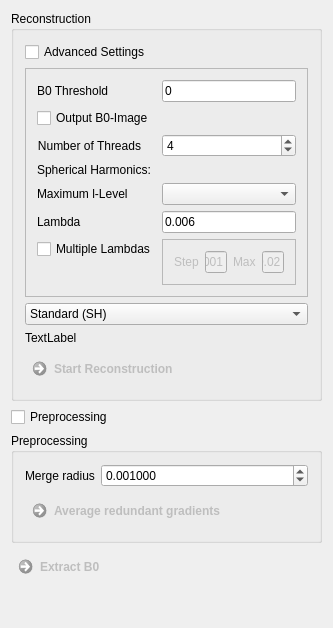
The window that Modules/Bundles/org.mitk.gui.qt.diffusionimaging/src/internal/QmitkQBallReconstructionViewControls.ui (MITK/MITK) describes before a commit, drawn with Qt 5.
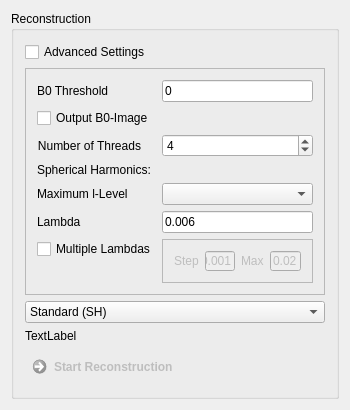
The same window after the commit.

Commit message: ADD (#2107): Added preprocessing view with brain mask extraction, gradient averaging, and b0-extraction

```diff
--- a/Modules/Bundles/org.mitk.gui.qt.diffusionimaging/src/internal/QmitkQBallReconstructionViewControls.ui
+++ b/Modules/Bundles/org.mitk.gui.qt.diffusionimaging/src/internal/QmitkQBallReconstructionViewControls.ui
@@ -6,8 +6,8 @@
    <rect>
     <x>0</x>
     <y>0</y>
-    <width>308</width>
-    <height>628</height>
+    <width>350</width>
+    <height>385</height>
    </rect>
   </property>
   <property name="minimumSize">
@@ -303,116 +303,6 @@
      </layout>
     </widget>
    </item>
-   <item>
-    <widget class="QCheckBox" name="m_PreprocessingToggle">
-     <property name="text">
-      <string>Preprocessing</string>
-     </property>
-    </widget>
-   </item>
-   <item>
-    <widget class="QGroupBox" name="groupBox_4">
-     <property name="title">
-      <string>Preprocessing</string>
-     </property>
-     <layout class="QVBoxLayout" name="verticalLayout_2">
-      <item>
-       <widget class="QFrame" name="frame">
-        <property name="frameShape">
-         <enum>QFrame::NoFrame</enum>
-        </property>
-        <property name="frameShadow">
-         <enum>QFrame::Raised</enum>
-        </property>
-        <layout class="QFormLayout" name="formLayout_2">
-         <property name="margin">
-          <number>0</number>
-         </property>
-         <item row="0" column="0">
-          <widget class="QLabel" name="label">
-           <property name="toolTip">
-            <string comment="Accumulates the information that was acquired with multiple repetitions for one gradient. Vectors do not have to be precisely equal in order to be merged, if a &quot;Merge radius&quot; &gt; 0 is configured." extracomment="Accumulates the information that was acquired with multiple repetitions for one gradient. Vectors do not have to be precisely equal in order to be merged, if a &quot;Merge radius&quot; &gt; 0 is configured.">Accumulates the information that was acquired with multiple repetitions for one gradient. Vectors do not have to be precisely equal in order to be merged, if a &quot;Merge radius&quot; &gt; 0 is configured.</string>
-           </property>
-           <property name="statusTip">
-            <string comment="Accumulates the information that was acquired with multiple repetitions for one gradient. Vectors do not have to be precisely equal in order to be merged, if a &quot;Merge radius&quot; &gt; 0 is configured." extracomment="Accumulates the information that was acquired with multiple repetitions for one gradient. Vectors do not have to be precisely equal in order to be merged, if a &quot;Merge radius&quot; &gt; 0 is configured.">Accumulates the information that was acquired with multiple repetitions for one gradient. Vectors do not have to be precisely equal in order to be merged, if a &quot;Merge radius&quot; &gt; 0 is configured.</string>
-           </property>
-           <property name="whatsThis">
-            <string comment="Accumulates the information that was acquired with multiple repetitions for one gradient. Vectors do not have to be precisely equal in order to be merged, if a &quot;Merge radius&quot; &gt; 0 is configured." extracomment="Accumulates the information that was acquired with multiple repetitions for one gradient. Vectors do not have to be precisely equal in order to be merged, if a &quot;Merge radius&quot; &gt; 0 is configured.">Accumulates the information that was acquired with multiple repetitions for one gradient. Vectors do not have to be precisely equal in order to be merged, if a &quot;Merge radius&quot; &gt; 0 is configured.</string>
-           </property>
-           <property name="text">
-            <string>Merge radius</string>
-           </property>
-          </widget>
-         </item>
-         <item row="0" column="1">
-          <widget class="QDoubleSpinBox" name="m_Blur">
-           <property name="toolTip">
-            <string comment="Accumulates the information that was acquired with multiple repetitions for one gradient. Vectors do not have to be precisely equal in order to be merged, if a &quot;Merge radius&quot; &gt; 0 is configured." extracomment="Accumulates the information that was acquired with multiple repetitions for one gradient. Vectors do not have to be precisely equal in order to be merged, if a &quot;Merge radius&quot; &gt; 0 is configured.">Accumulates the information that was acquired with multiple repetitions for one gradient. Vectors do not have to be precisely equal in order to be merged, if a &quot;Merge radius&quot; &gt; 0 is configured.</string>
-           </property>
-           <property name="statusTip">
-            <string comment="Accumulates the information that was acquired with multiple repetitions for one gradient. Vectors do not have to be precisely equal in order to be merged, if a &quot;Merge radius&quot; &gt; 0 is configured." extracomment="Accumulates the information that was acquired with multiple repetitions for one gradient. Vectors do not have to be precisely equal in order to be merged, if a &quot;Merge radius&quot; &gt; 0 is configured.">Accumulates the information that was acquired with multiple repetitions for one gradient. Vectors do not have to be precisely equal in order to be merged, if a &quot;Merge radius&quot; &gt; 0 is configured.</string>
-           </property>
-           <property name="whatsThis">
-            <string comment="Accumulates the information that was acquired with multiple repetitions for one gradient. Vectors do not have to be precisely equal in order to be merged, if a &quot;Merge radius&quot; &gt; 0 is configured." extracomment="Accumulates the information that was acquired with multiple repetitions for one gradient. Vectors do not have to be precisely equal in order to be merged, if a &quot;Merge radius&quot; &gt; 0 is configured.">Accumulates the information that was acquired with multiple repetitions for one gradient. Vectors do not have to be precisely equal in order to be merged, if a &quot;Merge radius&quot; &gt; 0 is configured.</string>
-           </property>
-           <property name="decimals">
-            <number>6</number>
-           </property>
-           <property name="maximum">
-            <double>2.000000000000000</double>
-           </property>
-           <property name="singleStep">
-            <double>0.000100000000000</double>
-           </property>
-           <property name="value">
-            <double>0.001000000000000</double>
-           </property>
-          </widget>
-         </item>
-        </layout>
-       </widget>
-      </item>
-      <item>
-       <widget class="QCommandLinkButton" name="m_ButtonAverageGradients">
-        <property name="enabled">
-         <bool>false</bool>
-        </property>
-        <property name="toolTip">
-         <string comment="sum of raw signal on equator, normalized to unit mass (Tuch et al. 2004)" extracomment="sum of raw signal on equator, normalized to unit mass (Tuch et al. 2004)">sum of raw signal on equator, normalized to unit mass (Tuch et al. 2004)</string>
-        </property>
-        <property name="statusTip">
-         <string comment="sum of raw signal on equator, normalized to unit mass (Tuch et al. 2004)" extracomment="sum of raw signal on equator, normalized to unit mass (Tuch et al. 2004)">sum of raw signal on equator, normalized to unit mass (Tuch et al. 2004)</string>
-        </property>
-        <property name="whatsThis">
-         <string notr="true" comment="sum of raw signal on equator, normalized to unit mass (Tuch et al. 2004)" extracomment="sum of raw signal on equator, normalized to unit mass (Tuch et al. 2004)">sum of raw signal on equator, normalized to unit mass (Tuch et al. 2004)</string>
-        </property>
-        <property name="text">
-         <string>Average redundant gradients</string>
-        </property>
-       </widget>
-      </item>
-     </layout>
-    </widget>
-   </item>
-   <item>
-    <widget class="QCommandLinkButton" name="m_ButtonExtractB0">
-     <property name="enabled">
-      <bool>false</bool>
-     </property>
-     <property name="toolTip">
-      <string comment="sum of raw signal on equator, normalized to unit mass (Tuch et al. 2004)" extracomment="sum of raw signal on equator, normalized to unit mass (Tuch et al. 2004)">sum of raw signal on equator, normalized to unit mass (Tuch et al. 2004)</string>
-     </property>
-     <property name="statusTip">
-      <string comment="sum of raw signal on equator, normalized to unit mass (Tuch et al. 2004)" extracomment="sum of raw signal on equator, normalized to unit mass (Tuch et al. 2004)">sum of raw signal on equator, normalized to unit mass (Tuch et al. 2004)</string>
-     </property>
-     <property name="whatsThis">
-      <string notr="true" comment="sum of raw signal on equator, normalized to unit mass (Tuch et al. 2004)" extracomment="sum of raw signal on equator, normalized to unit mass (Tuch et al. 2004)">sum of raw signal on equator, normalized to unit mass (Tuch et al. 2004)</string>
-     </property>
-     <property name="text">
-      <string>Extract B0</string>
-     </property>
-    </widget>
-   </item>
    <item>
     <spacer name="verticalSpacer">
      <property name="orientation">
```
The commit also changes 9 other files.
